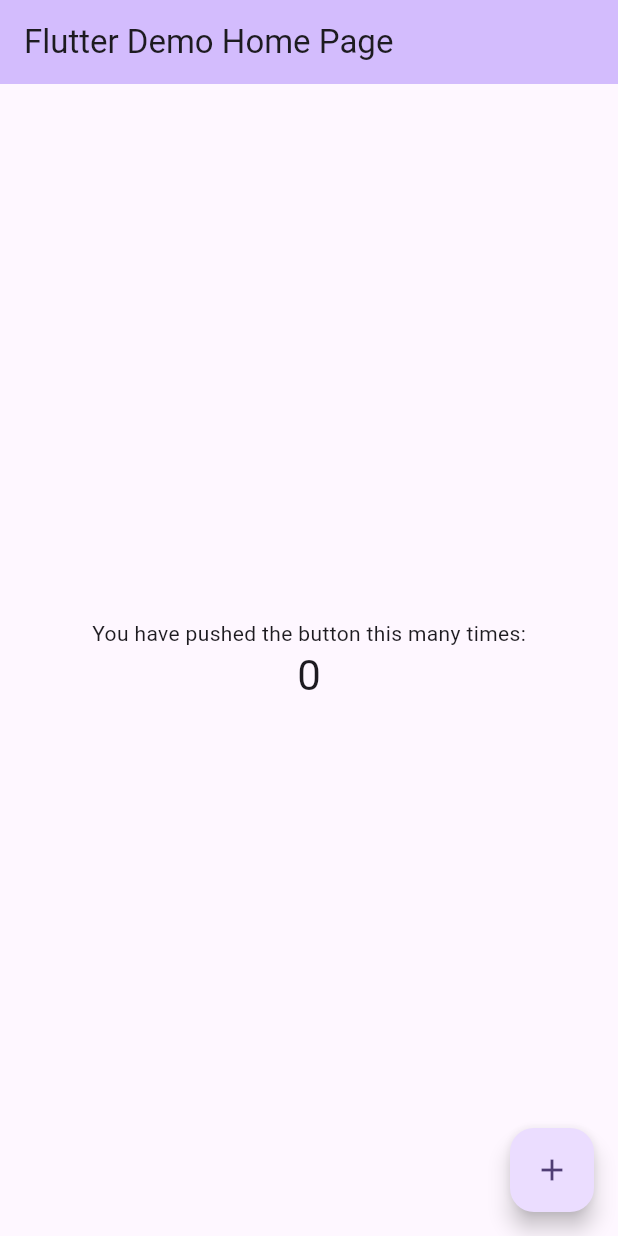
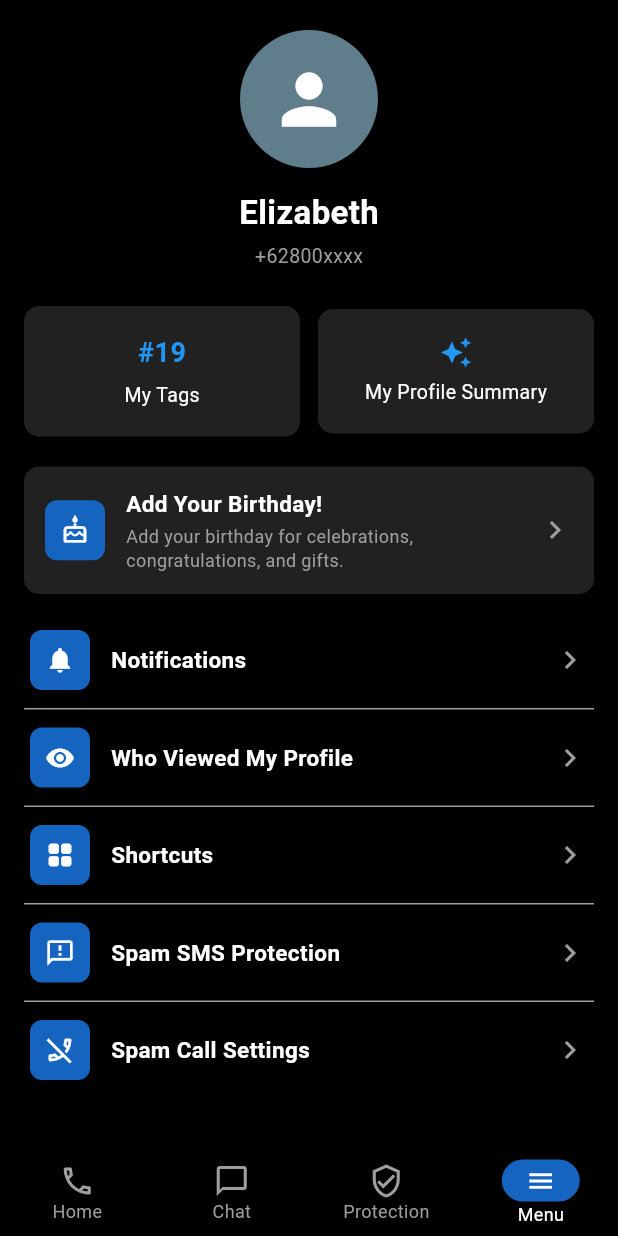
Before and after one commit to ENTERnBACK/mobprog_getcontact, a Flutter app: the screen it shows after launch, on a phone screen of 412 x 824 dp. Run offline on Flutter 3.47's test engine with Material 3 defaults, Android fonts, the phone set to English and light mode, and no system bars.

Commit message:
Menambahkan gambaran tampilan pada page menu

```diff
--- a/lib/main.dart
+++ b/lib/main.dart
@@ -1,4 +1,5 @@
 import 'package:flutter/material.dart';
+import 'profile.dart';
 
 void main() {
   runApp(const MyApp());
@@ -7,116 +8,11 @@ void main() {
 class MyApp extends StatelessWidget {
   const MyApp({super.key});
 
-  // This widget is the root of your application.
-  @override
+@override
   Widget build(BuildContext context) {
     return MaterialApp(
-      title: 'Flutter Demo',
-      theme: ThemeData(
-        // This is the theme of your application.
-        //
-        // TRY THIS: Try running your application with "flutter run". You'll see
-        // the application has a purple toolbar. Then, without quitting the app,
-        // try changing the seedColor in the colorScheme below to Colors.green
-        // and then invoke "hot reload" (save your changes or press the "hot
-        // reload" button in a Flutter-supported IDE, or press "r" if you used
-        // the command line to start the app).
-        //
-        // Notice that the counter didn't reset back to zero; the application
-        // state is not lost during the reload. To reset the state, use hot
-        // restart instead.
-        //
-        // This works for code too, not just values: Most code changes can be
-        // tested with just a hot reload.
-        colorScheme: .fromSeed(seedColor: Colors.deepPurple),
-      ),
-      home: const MyHomePage(title: 'Flutter Demo Home Page'),
+      debugShowCheckedModeBanner: false,
+      home: const ProfileScreen(),
     );
   }
 }
-
-class MyHomePage extends StatefulWidget {
-  const MyHomePage({super.key, required this.title});
-
-  // This widget is the home page of your application. It is stateful, meaning
-  // that it has a State object (defined below) that contains fields that affect
-  // how it looks.
-
-  // This class is the configuration for the state. It holds the values (in this
-  // case the title) provided by the parent (in this case the App widget) and
-  // used by the build method of the State. Fields in a Widget subclass are
-  // always marked "final".
-
-  final String title;
-
-  @override
-  State<MyHomePage> createState() => _MyHomePageState();
-}
-
-class _MyHomePageState extends State<MyHomePage> {
-  int _counter = 0;
-
-  void _incrementCounter() {
-    setState(() {
-      // This call to setState tells the Flutter framework that something has
-      // changed in this State, which causes it to rerun the build method below
-      // so that the display can reflect the updated values. If we changed
-      // _counter without calling setState(), then the build method would not be
-      // called again, and so nothing would appear to happen.
-      _counter++;
-    });
-  }
-
-  @override
-  Widget build(BuildContext context) {
-    // This method is rerun every time setState is called, for instance as done
-    // by the _incrementCounter method above.
-    //
-    // The Flutter framework has been optimized to make rerunning build methods
-    // fast, so that you can just rebuild anything that needs updating rather
-    // than having to individually change instances of widgets.
-    return Scaffold(
-      appBar: AppBar(
-        // TRY THIS: Try changing the color here to a specific color (to
-        // Colors.amber, perhaps?) and trigger a hot reload to see the AppBar
-        // change color while the other colors stay the same.
-        backgroundColor: Theme.of(context).colorScheme.inversePrimary,
-        // Here we take the value from the MyHomePage object that was created by
-        // the App.build method, and use it to set our appbar title.
-        title: Text(widget.title),
-      ),
-      body: Center(
-        // Center is a layout widget. It takes a single child and positions it
-        // in the middle of the parent.
-        child: Column(
-          // Column is also a layout widget. It takes a list of children and
-          // arranges them vertically. By default, it sizes itself to fit its
-          // children horizontally, and tries to be as tall as its parent.
-          //
-          // Column has various properties to control how it sizes itself and
-          // how it positions its children. Here we use mainAxisAlignment to
-          // center the children vertically; the main axis here is the vertical
-          // axis because Columns are vertical (the cross axis would be
-          // horizontal).
-          //
-          // TRY THIS: Invoke "debug painting" (choose the "Toggle Debug Paint"
-          // action in the IDE, or press "p" in the console), to see the
-          // wireframe for each widget.
-          mainAxisAlignment: .center,
-          children: [
-            const Text('You have pushed the button this many times:'),
-            Text(
-              '$_counter',
-              style: Theme.of(context).textTheme.headlineMedium,
-            ),
-          ],
-        ),
-      ),
-      floatingActionButton: FloatingActionButton(
-        onPressed: _incrementCounter,
-        tooltip: 'Increment',
-        child: const Icon(Icons.add),
-      ),
-    );
-  }
-}
--- /dev/null
+++ b/lib/profile.dart
@@ -0,0 +1,266 @@
+import 'package:flutter/material.dart';
+
+class ProfileScreen extends StatelessWidget {
+  const ProfileScreen({super.key});
+
+  @override
+  Widget build(BuildContext context) {
+    return Scaffold(
+      backgroundColor: Colors.black,
+      body: SafeArea(
+        child: SingleChildScrollView(
+          padding: const EdgeInsets.symmetric(horizontal: 16.0, vertical: 20.0),
+          child: Column(
+            children: [
+              const CircleAvatar(
+                radius: 46,
+                backgroundColor: Colors.blueGrey,
+                child: Icon(Icons.person, size: 54, color: Colors.white),
+              ),
+              const SizedBox(height: 14),
+
+              const Text(
+                'Elizabeth',
+                style: TextStyle(
+                  fontSize: 22,
+                  fontWeight: FontWeight.bold,
+                  color: Colors.white,
+                ),
+              ),
+              const SizedBox(height: 4),
+              const Text(
+                '+62800xxxx',
+                style: TextStyle(
+                  fontSize: 13,
+                  color: Colors.grey,
+                ),
+              ),
+              const SizedBox(height: 24),
+
+              Row(
+                children: [
+                  Expanded(
+                    child: buildTopActionCard(
+                      title: '#19',
+                      subtitle: 'My Tags',
+                      titleColor: Colors.blue,
+                      isIcon: false,
+                    ),
+                  ),
+                  const SizedBox(width: 12),
+                  Expanded(
+                    child: buildTopActionCard(
+                      title: '',
+                      subtitle: 'My Profile Summary',
+                      titleColor: Colors.blue,
+                      isIcon: true,
+                    ),
+                  ),
+                ],
+              ),
+              const SizedBox(height: 20),
+
+              buildListCard(
+                icon: Icons.cake_outlined,
+                title: 'Add Your Birthday!',
+                subtitle:
+                    'Add your birthday for celebrations, congratulations, and gifts.',
+                showChevron: true,
+              ),
+              const SizedBox(height: 12),
+
+              buildMenuItem(
+                icon: Icons.notifications,
+                title: 'Notifications',
+              ),
+              const Divider(color: Colors.grey, height: 1),
+              buildMenuItem(
+                icon: Icons.visibility,
+                title: 'Who Viewed My Profile',
+              ),
+              const Divider(color: Colors.grey, height: 1),
+              buildMenuItem(
+                icon: Icons.grid_view_rounded,
+                title: 'Shortcuts',
+              ),
+              const Divider(color: Colors.grey, height: 1),
+              buildMenuItem(
+                icon: Icons.sms_failed_outlined,
+                title: 'Spam SMS Protection',
+              ),
+              const Divider(color: Colors.grey, height: 1),
+              buildMenuItem(
+                icon: Icons.phone_disabled_outlined,
+                title: 'Spam Call Settings',
+              ),
+              const SizedBox(height: 20),
+            ],
+          ),
+        ),
+      ),
+      bottomNavigationBar: buildBottomNav(),
+    );
+  }
+
+  Widget buildTopActionCard({
+    required String title,
+    required String subtitle,
+    required Color titleColor,
+    required bool isIcon,
+  }) {
+    return Container(
+      padding: const EdgeInsets.symmetric(vertical: 18),
+      decoration: BoxDecoration(
+        color: Colors.grey.shade900,
+        borderRadius: BorderRadius.circular(10),
+      ),
+      child: Column(
+        children: [
+          if (isIcon)
+            Icon(Icons.auto_awesome, color: titleColor, size: 22)
+          else
+            Text(
+              title,
+              style: TextStyle(
+                color: titleColor,
+                fontSize: 18,
+                fontWeight: FontWeight.bold,
+              ),
+            ),
+          const SizedBox(height: 6),
+          Text(
+            subtitle,
+            style: const TextStyle(
+              color: Colors.white,
+              fontSize: 13,
+              fontWeight: FontWeight.w400,
+            ),
+          ),
+        ],
+      ),
+    );
+  }
+
+  Widget buildListCard({
+    required IconData icon,
+    required String title,
+    required String subtitle,
+    required bool showChevron,
+  }) {
+    return Container(
+      padding: const EdgeInsets.all(14),
+      decoration: BoxDecoration(
+        color: Colors.grey.shade900,
+        borderRadius: BorderRadius.circular(10),
+      ),
+      child: Row(
+        crossAxisAlignment: CrossAxisAlignment.center,
+        children: [
+          buildIconBox(icon),
+          const SizedBox(width: 14),
+          Expanded(
+            child: Column(
+              crossAxisAlignment: CrossAxisAlignment.start,
+              children: [
+                Text(
+                  title,
+                  style: const TextStyle(
+                    color: Colors.white,
+                    fontSize: 15,
+                    fontWeight: FontWeight.bold,
+                  ),
+                ),
+                const SizedBox(height: 4),
+                Text(
+                  subtitle,
+                  style: const TextStyle(
+                    color: Colors.grey,
+                    fontSize: 12,
+                    height: 1.3,
+                  ),
+                ),
+              ],
+            ),
+          ),
+          if (showChevron)
+            const Icon(Icons.chevron_right, color: Colors.grey, size: 24),
+        ],
+      ),
+    );
+  }
+
+  Widget buildMenuItem({
+    required IconData icon,
+    required String title,
+  }) {
+    return Container(
+      padding: const EdgeInsets.symmetric(vertical: 12, horizontal: 4),
+      child: Row(
+        children: [
+          buildIconBox(icon),
+          const SizedBox(width: 14),
+          Expanded(
+            child: Text(
+              title,
+              style: const TextStyle(
+                color: Colors.white,
+                fontSize: 15,
+                fontWeight: FontWeight.w600,
+              ),
+            ),
+          ),
+          const Icon(Icons.chevron_right, color: Colors.grey, size: 24),
+        ],
+      ),
+    );
+  }
+
+  Widget buildIconBox(IconData icon) {
+    return Container(
+      width: 40,
+      height: 40,
+      decoration: BoxDecoration(
+        color: Colors.blue.shade800,
+        borderRadius: BorderRadius.circular(8),
+      ),
+      child: Icon(icon, color: Colors.white, size: 20),
+    );
+  }
+
+  Widget buildBottomNav() {
+    return BottomNavigationBar(
+      backgroundColor: Colors.black,
+      type: BottomNavigationBarType.fixed,
+      selectedItemColor: Colors.white,
+      unselectedItemColor: Colors.grey,
+      currentIndex: 3,
+      selectedFontSize: 12,
+      unselectedFontSize: 12,
+      items: [
+        const BottomNavigationBarItem(
+          icon: Icon(Icons.call_outlined),
+          label: 'Home',
+        ),
+        const BottomNavigationBarItem(
+          icon: Icon(Icons.chat_bubble_outline),
+          label: 'Chat',
+        ),
+        const BottomNavigationBarItem(
+          icon: Icon(Icons.verified_user_outlined),
+          label: 'Protection',
+        ),
+        BottomNavigationBarItem(
+          icon: Container(
+            padding: const EdgeInsets.symmetric(horizontal: 16, vertical: 4),
+            decoration: BoxDecoration(
+              color: Colors.blue.shade800,
+              borderRadius: BorderRadius.circular(20),
+            ),
+            child: const Icon(Icons.menu, color: Colors.white, size: 20),
+          ),
+          label: 'Menu',
+        ),
+      ],
+    );
+  }
+}
```
Also changed, not shown: 1 other file.
